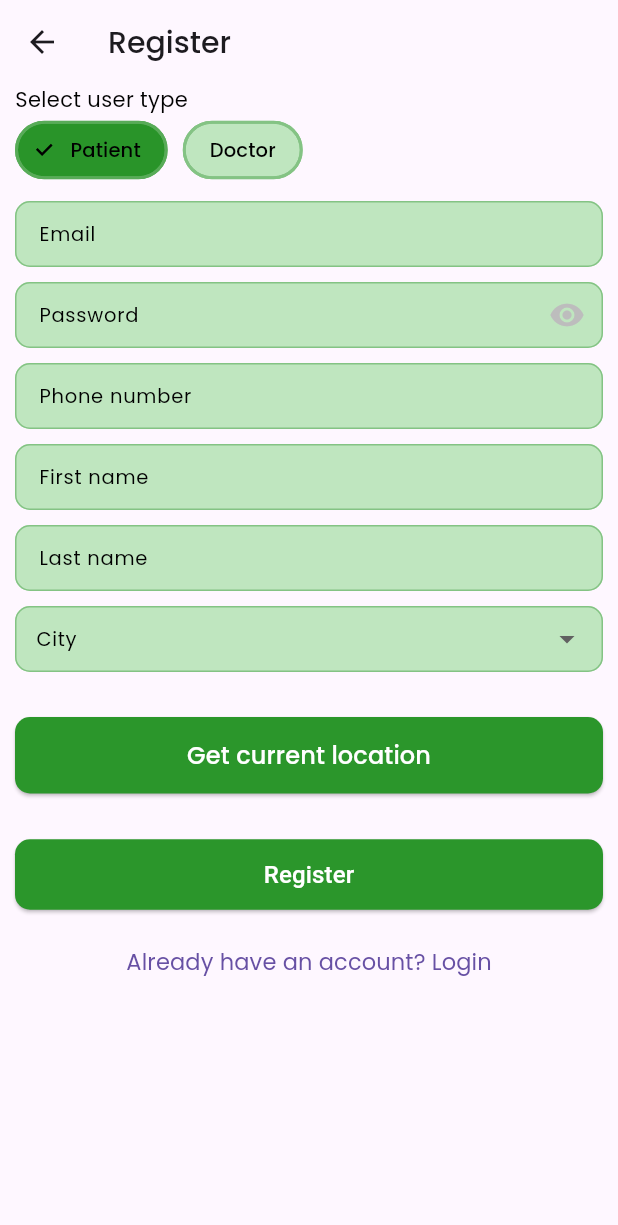
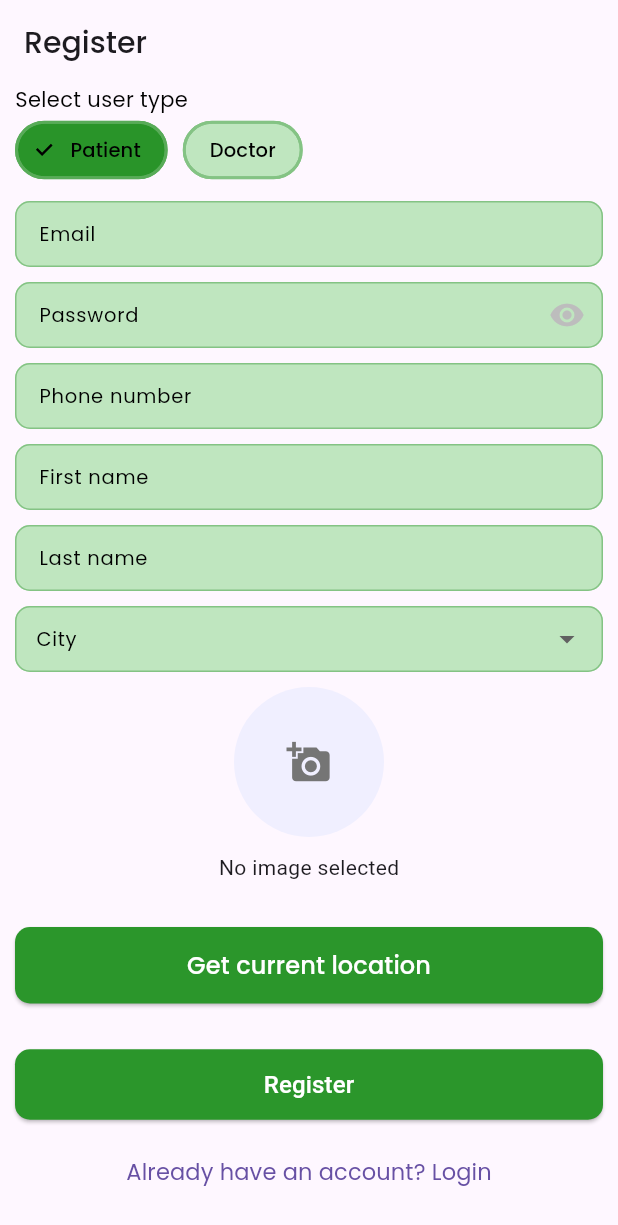
Before and after one commit to mattgorbava/doctors_app, a Flutter app: the screen it shows after launch, after a tap on "Register new account", on a phone screen of 412 x 824 dp. Shown: the top 1225 px of the screen. Run offline on Flutter 3.47's test engine with Material 3 defaults, Android fonts, the phone set to English and light mode, and no system bars; our stand-ins replace cached_network_image, firebase_auth, firebase_core, firebase_database, firebase_storage, flutter_local_notifications and 3 more; missing offline and left inert: cloudinary_public; accounts and stored records are empty.

Commit message:
Added images through Cloudinary and added local notifications on creating new appointment

```diff
--- a/lib/auth/login_page.dart
+++ b/lib/auth/login_page.dart
@@ -40,6 +40,7 @@ class _LoginPageState extends State<LoginPage> {
       child: Scaffold(
         appBar: AppBar(
           title: const Text('Login'),
+          automaticallyImplyLeading: false,
         ),
         body: _isLoading ? const Center(child: CircularProgressIndicator(),) :
         SingleChildScrollView(
--- a/lib/auth/register_screen.dart
+++ b/lib/auth/register_screen.dart
@@ -1,5 +1,6 @@
 import 'dart:io';
 
+import 'package:cloudinary_public/cloudinary_public.dart';
 import 'package:doctors_app/auth/login_page.dart';
 import 'package:doctors_app/doctor/doctor_home_page.dart';
 import 'package:doctors_app/patient/patient_home_page.dart';
@@ -46,6 +47,12 @@ class _RegisterPageState extends State<RegisterPage> {
   bool _isLoading = false;
   bool _obscureText = true;
 
+  final cloudinary = CloudinaryPublic(
+    'do7w8aw8e',
+    'doctors-app',
+    cache: false,
+  );
+
   @override
   Widget build(BuildContext context) {
     double topPadding = 0.1 * MediaQuery.of(context).size.height;
@@ -57,6 +64,7 @@ class _RegisterPageState extends State<RegisterPage> {
       child: Scaffold(
         appBar: AppBar(
           title: Text('Register', style: GoogleFonts.poppins(fontSize: 20, fontWeight: FontWeight.w500),),
+          automaticallyImplyLeading: false,
         ),
         body: _isLoading ? CircularProgressIndicator() :
          Form(
@@ -368,12 +376,26 @@ class _RegisterPageState extends State<RegisterPage> {
                   ),
                   validator: (val) => val == null ? 'Please select a city' : null,),
                 ),
-                // Padding(
-                //   padding: const EdgeInsets.only(bottom: 20),
-                //   child: ElevatedButton(onPressed: _pickImage,
-                //   child: Text('Upload profile image')),
-                // ),
-                // _imageFile == null ? Text('No image selected') : Image.file(File(_imageFile!.path)),
+                GestureDetector(
+                  onTap: _pickImage,
+                  child: ClipRRect(
+                    borderRadius: BorderRadius.circular(100),
+                    child: _imageFile != null ? Image.file(
+                      File(_imageFile!.path),
+                      width: 100,
+                      height: 100,
+                      fit: BoxFit.cover,)
+                    : Container(
+                        color: Color(0xffF0EFFF),
+                        width: 100,
+                        height: 100,
+                        child: Center(
+                          child: Icon(Icons.add_a_photo, color: Colors.grey.shade600, size: 30,),
+                            ),
+                          ),
+                        ),
+                      ),
+                _imageFile == null ? Text('No image selected') : Image.file(File(_imageFile!.path)),
                 if(userType == 'Doctor') ... [
                   SizedBox(
                   height: 44,
@@ -573,6 +595,26 @@ class _RegisterPageState extends State<RegisterPage> {
         User? user = userCredential.user;
          if (user != null) {
           String userTypePath = userType == 'Doctor' ? 'Doctors' : 'Patients';
+
+          if (_imageFile != null) {
+            try {
+              CloudinaryResponse response = await cloudinary.uploadFile(
+                CloudinaryFile.fromFile(
+                  _imageFile!.path,
+                  folder: userTypePath.toLowerCase(),
+                ),
+              );
+              profileImageUrl = response.secureUrl;
+            } catch (e) {
+              print('Error uploading to Cloudinary: $e');
+              _showErrorDialog('Failed to upload profile image');
+              setState(() {
+                _isLoading = false;
+              });
+              return;
+            }
+          }
+
           Map<String, dynamic> userData = {
             'uid': user.uid,
             'email': email,
@@ -596,17 +638,7 @@ class _RegisterPageState extends State<RegisterPage> {
 
           await _db.child(userTypePath).child(user.uid).set(userData);
 
-          // if (_imageFile != null) {
-          //   Reference storageReference = FirebaseStorage.instance.ref()
-          //       .child('$userTypePath/${user.uid}/profile.jpg');
-          //   //UploadTask uploadTask = storageReference.putFile(File(_imageFile!.path));
-          //   final TaskSnapshot taskSnapshot = await storageReference.putFile(File(_imageFile!.path));
 
-          //   final String downloadUrl = await taskSnapshot.ref.getDownloadURL();
-          //   await _db.child(userTypePath).child(user.uid).update({
-          //     'profileImageUrl': downloadUrl,
-          //   });
-          // }
 
           Navigator.of(context).push(
             MaterialPageRoute(
--- a/lib/doctor/doctor_bookings_page.dart
+++ b/lib/doctor/doctor_bookings_page.dart
@@ -17,7 +17,7 @@ class _DoctorBookingsPageState extends State<DoctorBookingsPage> {
   List<Booking> _bookings = <Booking>[];
   bool _isLoading = true;
   List<String> statuses = ['Pending', 'Confirmed', 'Cancelled'];
-  String? currentStatus = 'Pending'; // Initial selected status
+  String? currentStatus = 'Pending';
 
   @override
   void initState() {
@@ -93,7 +93,7 @@ class _DoctorBookingsPageState extends State<DoctorBookingsPage> {
     showDialog(
       context: context,
       builder: (context) {
-        String? dialogStatus = currentStatus; // Local state for the dialog
+        String? dialogStatus = currentStatus;
         return StatefulBuilder(
           builder: (context, setState) {
             return AlertDialog(
--- a/lib/main.dart
+++ b/lib/main.dart
@@ -1,10 +1,36 @@
+import 'package:doctors_app/chat_screen.dart';
 import 'package:flutter/material.dart';
 import 'package:firebase_core/firebase_core.dart';
 import 'package:doctors_app/splash_screen.dart';
+import 'package:flutter/services.dart';
+import 'package:flutter_local_notifications/flutter_local_notifications.dart';
+
+final FlutterLocalNotificationsPlugin flutterLocalNotificationsPlugin = FlutterLocalNotificationsPlugin();
 
 void main() async {
   WidgetsFlutterBinding.ensureInitialized();
   await Firebase.initializeApp();
+  const AndroidInitializationSettings initializationSettingsAndroid =
+      AndroidInitializationSettings('@mipmap/ic_launcher');
+  const InitializationSettings initializationSettings =
+      InitializationSettings(android: initializationSettingsAndroid);
+  await flutterLocalNotificationsPlugin.initialize(initializationSettings);
+  const AndroidNotificationChannel channel = AndroidNotificationChannel(
+    'your_channel_id',
+    'your_channel_name',
+    importance: Importance.max,
+  );
+
+  await SystemChrome.setPreferredOrientations([
+    DeviceOrientation.portraitUp,
+    DeviceOrientation.portraitDown,
+  ]);
+
+
+  final AndroidFlutterLocalNotificationsPlugin? androidImplementation =
+      flutterLocalNotificationsPlugin.resolvePlatformSpecificImplementation<
+          AndroidFlutterLocalNotificationsPlugin>();
+  await androidImplementation?.createNotificationChannel(channel);
   runApp(const MyApp());
 }
 
--- a/lib/splash_screen.dart
+++ b/lib/splash_screen.dart
@@ -52,8 +52,6 @@ class _SplashScreenState extends State<SplashScreen> {
 
   }
 
-  //theme color: #2b962b
-
   @override
   Widget build(BuildContext context) {
     double textPosition = MediaQuery.of(context).size.height * 0.1;
```
Also changed, not shown: lib/chat_screen.dart (+21 -0 lines), lib/doctor/widget/doctor_card.dart (+14 -0 lines), lib/patient/doctor_details_page.dart (+41 -10 lines), pubspec.yaml (+9 -0 lines), pubspec.lock, 3 other files.
